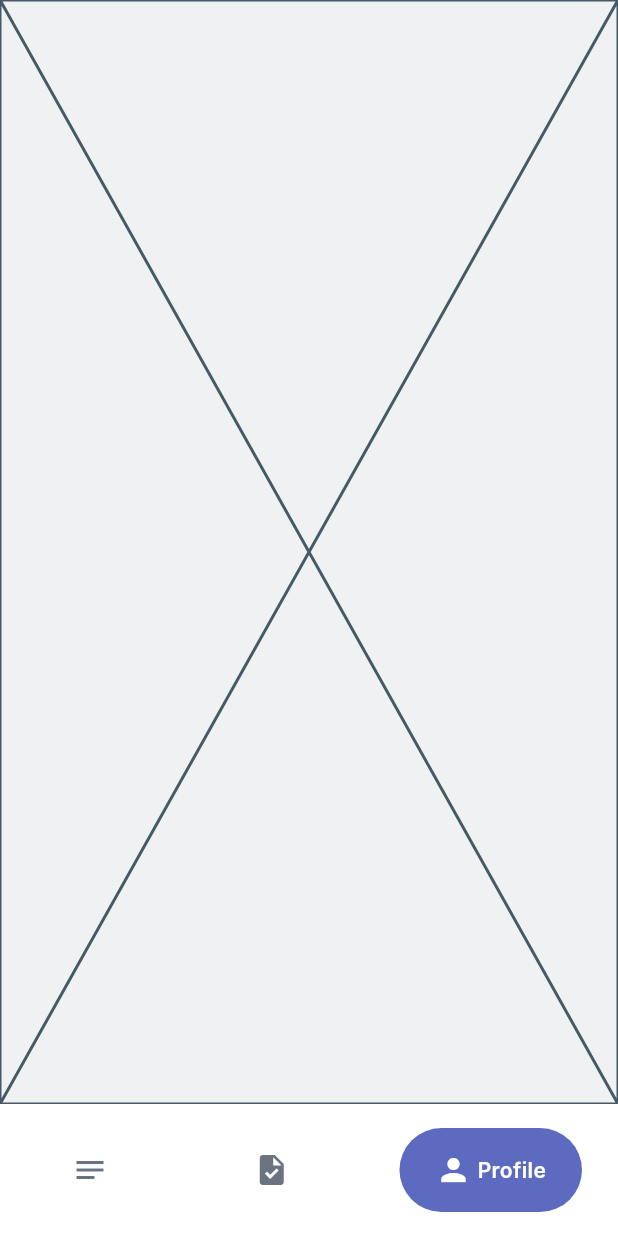
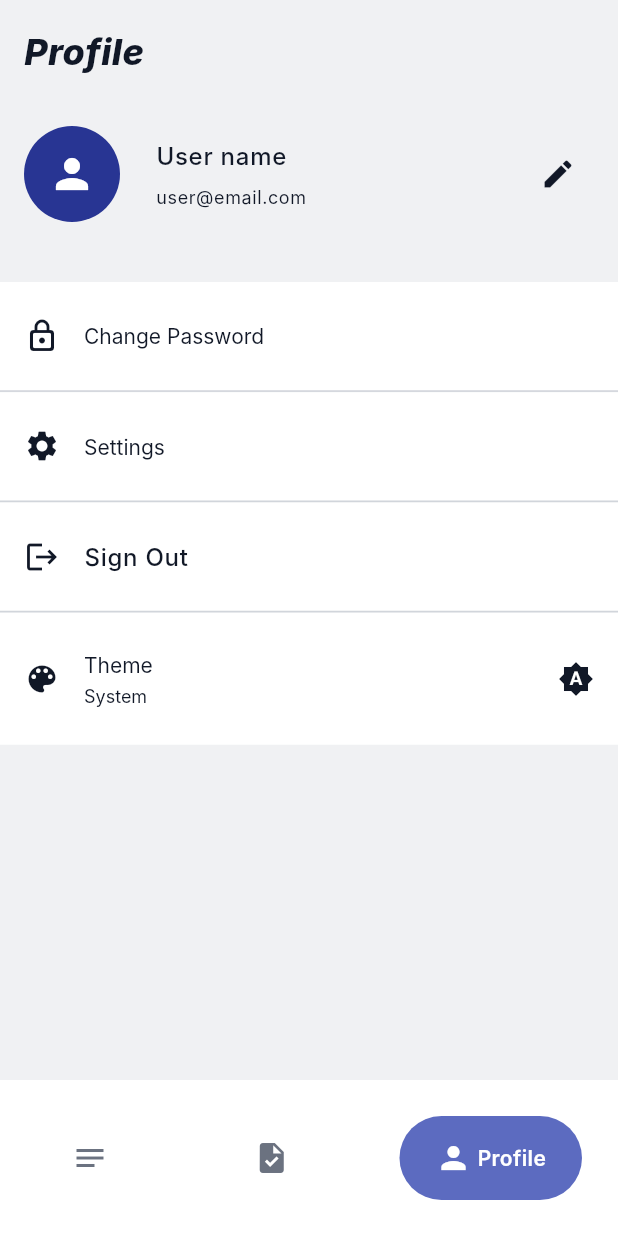
Before and after one commit to MarquiThiago/Donezy, a Flutter app: the screen it shows once a user with an empty profile is signed in, item 3 of the bottom bar chosen, on a phone screen of 412 x 824 dp. Run offline on Flutter 3.47's test engine with Material 3 defaults, Android fonts, the phone set to English and light mode, and no system bars; drawn by our look-alikes of google_nav_bar; our stand-ins replace cloud_firestore, dartz, equatable, firebase_auth, firebase_core, flutter_bloc and 4 more; missing offline and left inert: theme_tailor_annotation; accounts and stored records are empty; Roboto replaces fonts that are missing (Inter).

Commit message:
feat(Auth): create profile page

```diff
--- a/lib/app_shell.dart
+++ b/lib/app_shell.dart
@@ -4,7 +4,6 @@ import 'package:donezy_app/src/modules/auth/blocs/sign_out_bloc/sign_out_bloc.da
 import 'package:donezy_app/src/modules/auth/blocs/sign_up_bloc/sign_up_bloc.dart';
 import 'package:donezy_app/src/modules/auth/blocs/watch_auth_bloc/watch_auth_bloc.dart';
 import 'package:donezy_app/src/modules/auth/presentation/auth_screen.dart';
-import 'package:donezy_app/src/modules/common/domain/const/const_strings.dart';
 import 'package:donezy_app/src/modules/common/infrastructure/injection/injection.dart';
 import 'package:donezy_app/src/modules/global/theme_mode/blocs/set_theme_mode/set_theme_mode_bloc.dart';
 import 'package:donezy_app/src/modules/global/theme_mode/blocs/watch_theme_mode/watch_theme_mode_bloc.dart';
@@ -20,10 +19,8 @@ class AppShell extends StatelessWidget {
   Widget build(BuildContext context) {
     return MultiBlocProvider(
       providers: [
-        // Blocs de tema
         BlocProvider(create: (context) => getIt<WatchThemeModeBloc>()),
         BlocProvider(create: (context) => getIt<SetThemeModeBloc>()),
-        // Blocs de autenticação
         BlocProvider(create: (context) => getIt<WatchAuthBloc>()),
         BlocProvider(create: (context) => getIt<SignInBloc>()),
         BlocProvider(create: (context) => getIt<SignUpBloc>()),
@@ -34,14 +31,14 @@ class AppShell extends StatelessWidget {
         child: BlocListener<WatchThemeModeBloc, WatchThemeModeState>(
           listener: _onThemeModeChanged,
           child: Consumer<DSThemeController>(
-            builder: (_, DSThemeController themeController, _) => MaterialApp(
+            builder: (_, DSThemeController themeController, __) => MaterialApp(
               theme: themeController.themeData,
               home: BlocBuilder<WatchAuthBloc, WatchAuthState>(
                 builder: (context, state) {
                   return switch (state) {
                     WatchAuthInitial() || WatchAuthLoading() => const Center(
-                      child: CircularProgressIndicator.adaptive(),
-                    ),
+                        child: CircularProgressIndicator.adaptive(),
+                      ),
                     Authenticated() => const InitialScreen(),
                     _ => const AuthScreen(),
                   };
--- a/lib/src/modules/home/initial_screen.dart
+++ b/lib/src/modules/home/initial_screen.dart
@@ -25,7 +25,7 @@ class _InitialScreenState extends State<InitialScreen> {
         color: Theme.of(context).colorScheme.surface,
         child: Padding(
           padding: const EdgeInsets.symmetric(
-            vertical: DSSpace.medium,
+            vertical: DSSpace.large,
             horizontal: DSSpace.medium,
           ),
           child: GNav(
--- a/lib/src/modules/note/presentation/pages/notes_page.dart
+++ b/lib/src/modules/note/presentation/pages/notes_page.dart
@@ -1,6 +1,6 @@
 import 'package:design_system/design_system_export.dart';
 import 'package:donezy_app/src/modules/common/domain/const/const_strings.dart';
-import 'package:donezy_app/src/modules/note/presentation/widgets/home_drawer.dart';
+
 import 'package:flutter/material.dart';
 
 class NotesPage extends StatelessWidget {
@@ -8,20 +8,28 @@ class NotesPage extends StatelessWidget {
 
   @override
   Widget build(BuildContext context) {
-    return Scaffold(
-      backgroundColor: Theme.of(context).colorScheme.surfaceDim,
-      drawer: const HomeDrawer(),
-      appBar: AppBar(
-        centerTitle: false,
-        title: Text(ConstStrings.takeNotes),
-        elevation: 0,
-      ),
-      body: ListView.separated(
-        padding: EdgeInsets.all(DSSpace.small),
-        separatorBuilder: (context, index) => DSBoxSpace.small(),
-        itemCount: 20,
-        itemBuilder: (context, index) =>
-            ListTile(title: Text(ConstStrings.data)),
+    return SafeArea(
+      child: Scaffold(
+        body: Column(
+          crossAxisAlignment: CrossAxisAlignment.start,
+          children: [
+            Padding(
+              padding: const EdgeInsets.all(DSSpace.medium),
+              child: Text(
+                ConstStrings.takeNotes,
+                style: Theme.of(context).textTheme.titleMedium,
+              ),
+            ),
+            Expanded(
+              child: ListView.separated(
+                separatorBuilder: (context, index) => DSBoxSpace.small(),
+                itemCount: 20,
+                itemBuilder: (context, index) =>
+                    ListTile(title: Text(ConstStrings.data)),
+              ),
+            ),
+          ],
+        ),
       ),
     );
   }
--- a/lib/src/modules/profile/presentation/pages/profile_page.dart
+++ b/lib/src/modules/profile/presentation/pages/profile_page.dart
@@ -1,3 +1,7 @@
+import 'package:design_system/design_system_export.dart';
+import 'package:donezy_app/src/modules/auth/presentation/widgets/sign_out_tile.dart';
+import 'package:donezy_app/src/modules/common/presentation/widgets/theme_switcher_button.dart';
+import 'package:donezy_app/src/modules/profile/presentation/widgets/user_info_tile.dart';
 import 'package:flutter/material.dart';
 
 class ProfilePage extends StatelessWidget {
@@ -5,6 +9,36 @@ class ProfilePage extends StatelessWidget {
 
   @override
   Widget build(BuildContext context) {
-    return const Placeholder();
+    return SafeArea(
+      child: Scaffold(
+        body: Column(
+          crossAxisAlignment: CrossAxisAlignment.start,
+          children: [
+            Padding(
+              padding: const EdgeInsets.all(DSSpace.medium),
+              child: Text(
+                'Profile',
+                style: Theme.of(context).textTheme.titleMedium,
+              ),
+            ),
+            UserInfoTile(),
+            DSBoxSpace.large(),
+            ListTile(
+              leading: const Icon(Icons.lock_outline_rounded),
+              title: Text('Change Password'),
+            ),
+            DSDivider.shrinkWraped(),
+            ListTile(
+              leading: const Icon(Icons.settings),
+              title: Text('Settings'),
+            ),
+            DSDivider.shrinkWraped(),
+            SignOutTile(),
+            DSDivider.shrinkWraped(),
+            ThemeSwitcherButton(),
+          ],
+        ),
+      ),
+    );
   }
 }
--- /dev/null
+++ b/lib/src/modules/profile/presentation/widgets/user_info_tile.dart
@@ -0,0 +1,44 @@
+import 'package:design_system/design_system_export.dart';
+import 'package:flutter/material.dart';
+
+class UserInfoTile extends StatelessWidget {
+  const UserInfoTile({super.key});
+
+  @override
+  Widget build(BuildContext context) {
+    return Column(
+      mainAxisAlignment: MainAxisAlignment.center,
+      children: [
+        Padding(
+          padding: const EdgeInsets.all(DSSpace.medium),
+          child: Row(
+            spacing: DSSpace.large,
+            children: [
+              CircleAvatar(
+                radius: DSSize.iconSizeLarge,
+                child: Icon(Icons.person, size: DSSize.iconSizeLarge),
+              ),
+              Expanded(
+                child: Column(
+                  spacing: DSSpace.small,
+                  crossAxisAlignment: CrossAxisAlignment.start,
+                  children: [
+                    Text(
+                      'User name',
+                      style: Theme.of(context).textTheme.bodyLarge,
+                    ),
+                    Text(
+                      'user@email.com',
+                      style: Theme.of(context).textTheme.bodySmall,
+                    ),
+                  ],
+                ),
+              ),
+              IconButton(onPressed: () {}, icon: const Icon(Icons.edit)),
+            ],
+          ),
+        ),
+      ],
+    );
+  }
+}
```
Also changed, not shown: 2 other files.
